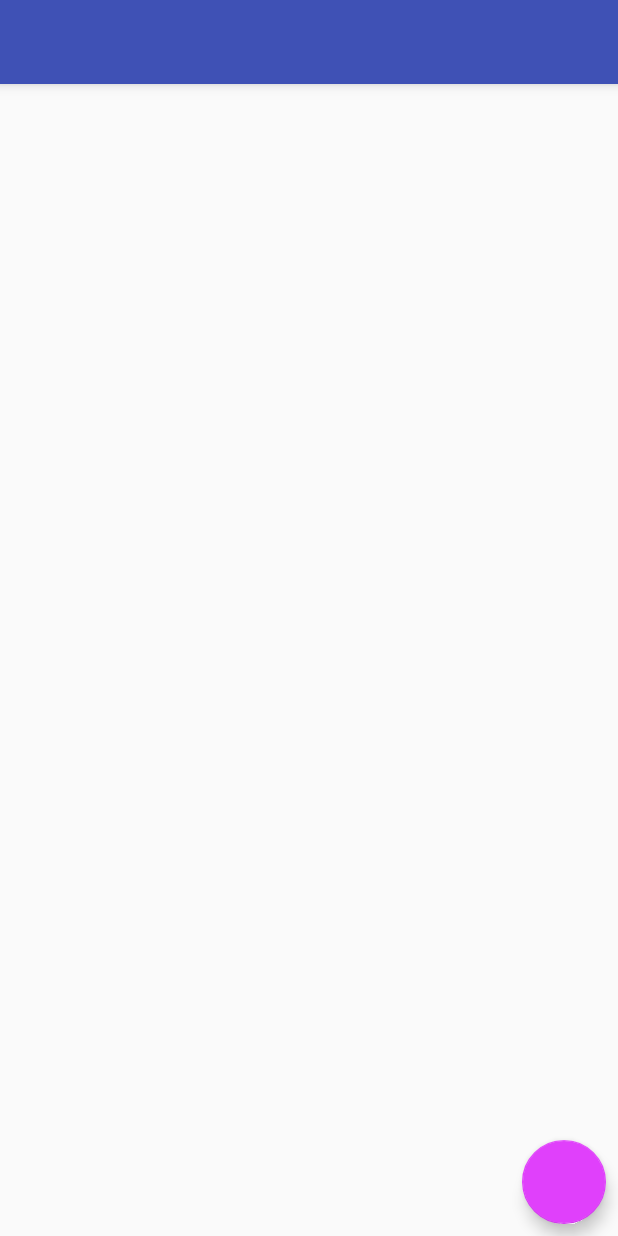
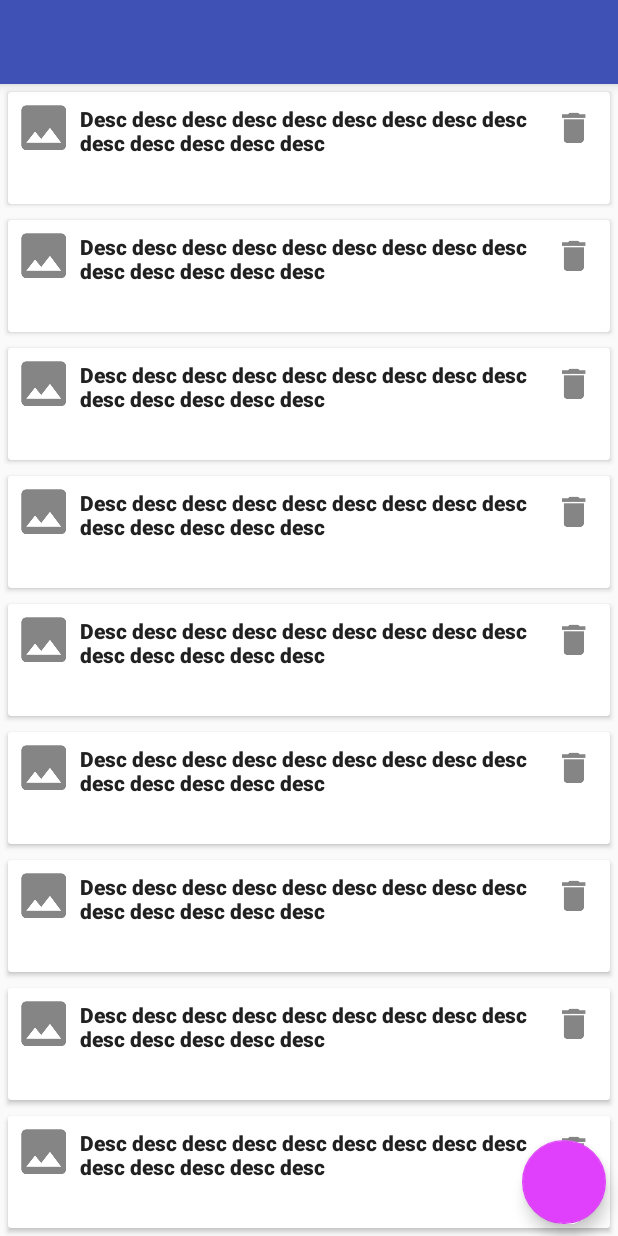
Before and after one commit to blaZ3/Subjects, an Android app: the screen it shows after launch (HomeActivity), on a phone screen of 412 x 824 dp. Run offline under Robolectric (Android 15) with nearby library versions, the phone set to English and light mode, and no system bars; our stand-ins replace data binding.

Commit message:
added home adapter

```diff
--- a/app/src/main/java/com/example/subjects/app/home/HomeActivity.java
+++ b/app/src/main/java/com/example/subjects/app/home/HomeActivity.java
@@ -4,18 +4,26 @@ import android.content.Context;
 import android.content.Intent;
 import android.databinding.DataBindingUtil;
 import android.os.Bundle;
+import android.support.v7.widget.LinearLayoutManager;
 import android.util.Log;
 import android.view.View;
 
 import com.example.subjects.BaseActivity;
 import com.example.subjects.R;
 import com.example.subjects.app.subject.addSubject.AddSubjectActivity;
+import com.example.subjects.app.subject.models.Subject;
+import com.example.subjects.app.subject.repos.MockSubjectRepository;
 import com.example.subjects.databinding.ActivityHomeBinding;
+
+import java.util.ArrayList;
 
 public class HomeActivity extends BaseActivity implements HomeView {
     private static final String TAG = HomeActivity.class.getSimpleName();
 
-    ActivityHomeBinding dataBinding;
+    private HomePresenter homePresenter;
+
+    private ActivityHomeBinding dataBinding;
+    private SubjectAdapter subjectAdapter;
 
     public static void start(Context context) {
         Log.d(TAG, "start() called with: context = [" + context + "]");
@@ -27,6 +35,8 @@ public class HomeActivity extends BaseActivity implements HomeView {
     protected void onCreate(Bundle savedInstanceState) {
         super.onCreate(savedInstanceState);
         dataBinding = DataBindingUtil.setContentView(this, R.layout.activity_home);
+
+        homePresenter = new HomePresenter(this, MockSubjectRepository.getInstance());
 
         dataBinding.fabHome.setOnClickListener(new View.OnClickListener() {
             @Override
@@ -45,6 +55,41 @@ public class HomeActivity extends BaseActivity implements HomeView {
 
     @Override
     public void doInit() {
+        homePresenter.getSubjects();
+    }
 
+    @Override
+    public void gotSubjects(ArrayList<Subject> subjects) {
+        dataBinding.txtHomeEmptyState.setVisibility(View.GONE);
+        dataBinding.recyclerHome.setVisibility(View.VISIBLE);
+
+        dataBinding.recyclerHome.setLayoutManager(new LinearLayoutManager(this,
+                LinearLayoutManager.VERTICAL, false));
+
+        subjectAdapter = new SubjectAdapter(this, subjects);
+        dataBinding.recyclerHome.setAdapter(subjectAdapter);
+    }
+
+    @Override
+    public void showEmptyState() {
+        dataBinding.recyclerHome.setVisibility(View.GONE);
+        dataBinding.txtHomeEmptyState.setVisibility(View.VISIBLE);
+    }
+
+    @Override
+    public void showError() {
+        makeToast("Some error happened please try again");
+    }
+
+    @Override
+    public void showLoading() {
+        dataBinding.recyclerHome.setVisibility(View.GONE);
+        dataBinding.txtHomeEmptyState.setVisibility(View.GONE);
+        dataBinding.progressHome.setVisibility(View.VISIBLE);
+    }
+
+    @Override
+    public void hideLoading() {
+        dataBinding.progressHome.setVisibility(View.GONE);
     }
 }
--- /dev/null
+++ b/app/src/main/java/com/example/subjects/app/home/HomePresenter.java
@@ -0,0 +1,47 @@
+package com.example.subjects.app.home;
+
+import android.support.annotation.NonNull;
+
+import com.example.subjects.app.subject.models.Subject;
+import com.example.subjects.app.subject.repos.SubjectRepository;
+
+import java.util.ArrayList;
+
+/**
+ * Created by vivek on 07/03/18.
+ */
+
+public class HomePresenter {
+    private static final String TAG = HomePresenter.class.getSimpleName();
+
+    HomeView homeView;
+    SubjectRepository subjectRepository;
+
+    public HomePresenter(HomeView homeView, SubjectRepository subjectRepository){
+        this.homeView = homeView;
+        this.subjectRepository = subjectRepository;
+    }
+
+
+    public void getSubjects(){
+        homeView.showLoading();
+        subjectRepository.getSubjects(new SubjectRepository.GetSubjectsInterface() {
+            @Override
+            public void gotSubjects(ArrayList<Subject> subjects) {
+                homeView.hideLoading();
+                if (subjects == null || subjects.size() < 1){
+                    homeView.showEmptyState();
+                }else {
+                    homeView.gotSubjects(subjects);
+                }
+            }
+
+            @Override
+            public void onError() {
+                homeView.hideLoading();
+
+            }
+        });
+    }
+
+}
--- a/app/src/main/java/com/example/subjects/app/home/HomeView.java
+++ b/app/src/main/java/com/example/subjects/app/home/HomeView.java
@@ -1,4 +1,8 @@
 package com.example.subjects.app.home;
+
+import com.example.subjects.app.subject.models.Subject;
+
+import java.util.ArrayList;
 
 /**
  * Created by vivek on 07/03/18.
@@ -8,4 +12,12 @@ public interface HomeView {
 
     void doInit();
 
+    void showLoading();
+    void hideLoading();
+
+    void showError();
+
+    void showEmptyState();
+    void gotSubjects(ArrayList<Subject> subjects);
+
 }
--- /dev/null
+++ b/app/src/main/java/com/example/subjects/app/home/SubjectAdapter.java
@@ -0,0 +1,70 @@
+package com.example.subjects.app.home;
+
+import android.content.Context;
+import android.databinding.DataBindingUtil;
+import android.databinding.ViewDataBinding;
+import android.graphics.BitmapFactory;
+import android.support.v7.widget.RecyclerView;
+import android.text.TextUtils;
+import android.view.LayoutInflater;
+import android.view.ViewGroup;
+
+import com.example.subjects.R;
+import com.example.subjects.app.subject.models.Subject;
+import com.example.subjects.app.utils.DataBindingViewHolder;
+import com.example.subjects.databinding.LayoutSubjectItemBinding;
+
+import java.util.ArrayList;
+
+/**
+ * Created by vivek on 07/03/18.
+ */
+
+public class SubjectAdapter extends RecyclerView.Adapter<SubjectAdapter.SubjectAdapterViewHolder> {
+    private static final String TAG = SubjectAdapter.class.getSimpleName();
+
+    private ArrayList<Subject> items;
+    private Context context;
+
+    static class SubjectAdapterViewHolder extends DataBindingViewHolder{
+        LayoutSubjectItemBinding dataBinding;
+        public SubjectAdapterViewHolder(ViewDataBinding viewDataBinding) {
+            super(viewDataBinding);
+            this.dataBinding = (LayoutSubjectItemBinding) viewDataBinding;
+        }
+    }
+
+    public SubjectAdapter(Context context, ArrayList<Subject> items){
+        this.context = context;
+        this.items = items;
+    }
+
+    @Override
+    public void onBindViewHolder(SubjectAdapterViewHolder holder, int position) {
+        Subject subject = items.get(position);
+        holder.dataBinding.setSubject(subject);
+        if (!TextUtils.isEmpty(subject.getImgFilePath())){
+            holder.dataBinding.imgSubjectItem.setImageBitmap(
+                    BitmapFactory.decodeFile(subject.getImgFilePath()));
+        }else {
+            holder.dataBinding.imgSubjectItem.setImageDrawable(
+                    context.getResources().getDrawable(R.drawable.ic_placeholder));
+        }
+    }
+
+    @Override
+    public SubjectAdapterViewHolder onCreateViewHolder(ViewGroup parent, int viewType) {
+        SubjectAdapterViewHolder vh = new SubjectAdapterViewHolder(DataBindingUtil
+                .inflate(LayoutInflater.from(context), R.layout.layout_subject_item,
+                        parent, false));
+        return vh;
+    }
+
+    @Override
+    public int getItemCount() {
+        if (items!=null) {
+            return items.size();
+        }
+        return 0;
+    }
+}
--- a/app/src/main/java/com/example/subjects/app/subject/addSubject/AddSubjectPresenter.java
+++ b/app/src/main/java/com/example/subjects/app/subject/addSubject/AddSubjectPresenter.java
@@ -46,7 +46,7 @@ public class AddSubjectPresenter {
         final Subject subject = new Subject();
         subject.setTitle(title);
         subject.setDesc(desc);
-        subject.setImgName(imgFilePath);
+        subject.setImgFilePath(imgFilePath);
         subjectRepository.addSubject(subject, new SubjectRepository.AddSubjectInterface() {
             @Override
             public void addedSubject(Subject subject) {
--- a/app/src/main/java/com/example/subjects/app/subject/models/Subject.java
+++ b/app/src/main/java/com/example/subjects/app/subject/models/Subject.java
@@ -10,7 +10,7 @@ public class Subject {
     private long id;
     private String title;
     private String desc;
-    private String imgName;
+    private String imgFilePath;
 
 
     public long getId() {
@@ -37,11 +37,11 @@ public class Subject {
         this.desc = desc;
     }
 
-    public String getImgName() {
-        return imgName;
+    public String getImgFilePath() {
+        return imgFilePath;
     }
 
-    public void setImgName(String imgName) {
-        this.imgName = imgName;
+    public void setImgFilePath(String imgFilePath) {
+        this.imgFilePath = imgFilePath;
     }
 }
--- a/app/src/main/java/com/example/subjects/app/subject/repos/MockSubjectRepository.java
+++ b/app/src/main/java/com/example/subjects/app/subject/repos/MockSubjectRepository.java
@@ -1,6 +1,8 @@
 package com.example.subjects.app.subject.repos;
 
 import com.example.subjects.app.subject.models.Subject;
+
+import java.util.ArrayList;
 
 /**
  * Created by vivek on 07/03/18.
@@ -25,6 +27,17 @@ public class MockSubjectRepository implements SubjectRepository {
 
     @Override
     public void getSubjects(GetSubjectsInterface callback) {
+        ArrayList<Subject> subjects = new ArrayList<>();
+        for (int i = 0; i < 20; i++) {
+            Subject subject = new Subject();
+            subject.setTitle("Title 1");
+            subject.setTitle("Desc desc desc desc desc desc desc desc desc desc desc desc desc desc ");
+            subject.setImgFilePath("");
 
+            subjects.add(subject);
+        }
+
+
+        callback.gotSubjects(subjects);
     }
 }
--- /dev/null
+++ b/app/src/main/java/com/example/subjects/app/utils/DataBindingViewHolder.java
@@ -0,0 +1,15 @@
+package com.example.subjects.app.utils;
+
+import android.databinding.ViewDataBinding;
+import android.support.v7.widget.RecyclerView;
+
+/**
+ * Created by vivek on 03/12/17.
+ */
+
+public class DataBindingViewHolder extends RecyclerView.ViewHolder {
+
+    public DataBindingViewHolder(ViewDataBinding viewDataBinding) {
+        super(viewDataBinding.getRoot());
+    }
+}
--- a/app/src/main/res/layout/activity_home.xml
+++ b/app/src/main/res/layout/activity_home.xml
@@ -18,10 +18,32 @@
             android:background="?attr/colorPrimary" />
 
         <android.support.v7.widget.RecyclerView
+            android:id="@+id/recycler_home"
             android:layout_width="match_parent"
             android:layout_height="match_parent"
+            android:visibility="gone"
             android:layout_below="@+id/toolbar_home"
             tools:listitem="@layout/layout_subject_item"/>
+
+        <TextView
+            android:id="@+id/txt_home_empty_state"
+            android:layout_width="match_parent"
+            android:layout_height="match_parent"
+            android:gravity="center"
+            android:fontFamily="@font/roboto_thin"
+            android:padding="10dp"
+            android:visibility="gone"
+            android:textStyle="normal"
+            android:textSize="@dimen/text_big"
+            android:text="No subjects added, please use the + button below to add subjects"
+            android:textColor="@color/text"
+            android:layout_below="@+id/toolbar_home"/>
+
+        <ProgressBar
+            android:id="@+id/progress_home"
+            android:layout_width="match_parent"
+            android:layout_height="match_parent"
+            android:padding="150dp"/>
 
         <android.support.design.widget.FloatingActionButton
             android:id="@+id/fab_home"
```
